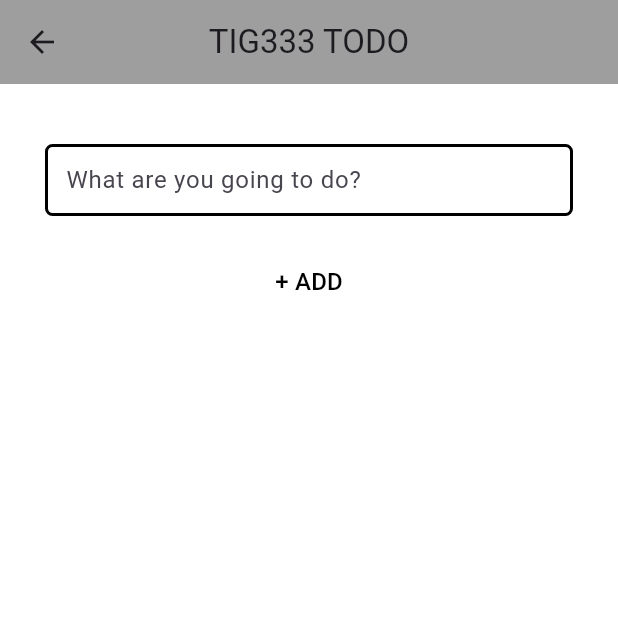
After one commit to gu-tig333-ht24/guszaidah, a Flutter app: the MySecPage screen opened directly, after a tap on "+ ADD", on a phone screen of 412 x 824 dp, the top half of it. The commit adds this screen. Run offline on Flutter 3.47's test engine with Material 3 defaults, Android fonts, the phone set to English and light mode, and no system bars.

Commit message:
Klar med steg 2

```diff
--- a/lib/main.dart
+++ b/lib/main.dart
@@ -1,125 +1,200 @@
 import 'package:flutter/material.dart';
+import 'package:provider/provider.dart';
+
+import 'my_sec_page.dart';
 
 void main() {
-  runApp(const MyApp());
+  runApp(
+    ChangeNotifierProvider(
+      create: (context) => TaskManager(),
+      child: MyApp(),
+    ),
+  );
+}
+
+class Task {
+  String taskName;
+  bool isDone = false;
+
+  Task(this.taskName, this.isDone);
+}
+
+class TaskManager extends ChangeNotifier {
+  List<Task> lstTasks = [];
+
+  // Denna variabel håller koll på vilket filter användaren har valt.
+  String filter = "all";
+
+  void addTask(Task task) {
+    lstTasks.add(task);
+    notifyListeners();
+  }
+
+  void removeTask(Task task) {
+    lstTasks.remove(task);
+    notifyListeners();
+  }
+
+  List<Task> getFilteredTasks() {
+    if (filter == "done") {
+      return lstTasks.where((task) => task.isDone).toList();
+    } else if (filter == "undone") {
+      return lstTasks.where((task) => !task.isDone).toList();
+    }
+    return lstTasks;
+  }
+
+  void setFilter(String newFilter) {
+    filter = newFilter;
+    notifyListeners();
+  }
 }
 
 class MyApp extends StatelessWidget {
   const MyApp({super.key});
-
-  // This widget is the root of your application.
   @override
   Widget build(BuildContext context) {
     return MaterialApp(
-      title: 'Flutter Demo',
+      title: "Flutter To Do List",
       theme: ThemeData(
-        // This is the theme of your application.
-        //
-        // TRY THIS: Try running your application with "flutter run". You'll see
-        // the application has a purple toolbar. Then, without quitting the app,
-        // try changing the seedColor in the colorScheme below to Colors.green
-        // and then invoke "hot reload" (save your changes or press the "hot
-        // reload" button in a Flutter-supported IDE, or press "r" if you used
-        // the command line to start the app).
-        //
-        // Notice that the counter didn't reset back to zero; the application
-        // state is not lost during the reload. To reset the state, use hot
-        // restart instead.
-        //
-        // This works for code too, not just values: Most code changes can be
-        // tested with just a hot reload.
-        colorScheme: ColorScheme.fromSeed(seedColor: Colors.deepPurple),
-        useMaterial3: true,
+        scaffoldBackgroundColor: Colors.white,
       ),
-      home: const MyHomePage(title: 'Flutter Demo Home Page'),
+      home: const MyHomePage(),
     );
   }
 }
 
-class MyHomePage extends StatefulWidget {
-  const MyHomePage({super.key, required this.title});
-
-  // This widget is the home page of your application. It is stateful, meaning
-  // that it has a State object (defined below) that contains fields that affect
-  // how it looks.
-
-  // This class is the configuration for the state. It holds the values (in this
-  // case the title) provided by the parent (in this case the App widget) and
-  // used by the build method of the State. Fields in a Widget subclass are
-  // always marked "final".
-
-  final String title;
-
-  @override
-  State<MyHomePage> createState() => _MyHomePageState();
-}
-
-class _MyHomePageState extends State<MyHomePage> {
-  int _counter = 0;
-
-  void _incrementCounter() {
-    setState(() {
-      // This call to setState tells the Flutter framework that something has
-      // changed in this State, which causes it to rerun the build method below
-      // so that the display can reflect the updated values. If we changed
-      // _counter without calling setState(), then the build method would not be
-      // called again, and so nothing would appear to happen.
-      _counter++;
-    });
-  }
+class MyHomePage extends StatelessWidget {
+  const MyHomePage({super.key});
 
   @override
   Widget build(BuildContext context) {
-    // This method is rerun every time setState is called, for instance as done
-    // by the _incrementCounter method above.
-    //
-    // The Flutter framework has been optimized to make rerunning build methods
-    // fast, so that you can just rebuild anything that needs updating rather
-    // than having to individually change instances of widgets.
+    // När du använder context.watch<TaskManager>(), lyssnar widgeten (MyHomePage
+    // i det här fallet) på förändringar i TaskManager. Om någon av metoderna i
+    // TaskManager kallar på notifyListeners(), kommer widgeten att byggas om
+    // (uppdateras) automatiskt.
+
+    // Vad menas med förädnringar i det här sammanhanget ? Det som menas är att
+    // varje gång vi lägger/tar bort en item från listan så beräknas det som förändring
+    // eftersom i addTask/RemoveTask metoderna har jag lagt notifyListeners().
+    final taskManager = context.watch<TaskManager>();
+    var filteredTasks = taskManager.getFilteredTasks();
+
     return Scaffold(
       appBar: AppBar(
-        // TRY THIS: Try changing the color here to a specific color (to
-        // Colors.amber, perhaps?) and trigger a hot reload to see the AppBar
-        // change color while the other colors stay the same.
-        backgroundColor: Theme.of(context).colorScheme.inversePrimary,
-        // Here we take the value from the MyHomePage object that was created by
-        // the App.build method, and use it to set our appbar title.
-        title: Text(widget.title),
+        title: const Text("TIG333 TODO"),
+        centerTitle: true,
+        backgroundColor: Colors.grey,
+        actions: [
+          PopupMenuButton<String>(
+            icon: Icon(Icons.more_vert),
+            itemBuilder: (BuildContext context) {
+              return [
+                const PopupMenuItem<String>(
+                  value: "all",
+                  child: Text("all", style: TextStyle(fontSize: 14)),
+                ),
+                const PopupMenuItem<String>(
+                  value: "done",
+                  child: Text("done", style: TextStyle(fontSize: 14)),
+                ),
+                const PopupMenuItem<String>(
+                  value: "undone",
+                  child: Text("undone", style: TextStyle(fontSize: 14)),
+                ),
+              ];
+            },
+            onSelected: (String value) {
+              final taskManager = context.read<TaskManager>();
+              taskManager.setFilter(value);
+            },
+            padding: EdgeInsets.zero,
+            offset: Offset(0, 40),
+          ),
+        ], // actions
       ),
-      body: Center(
-        // Center is a layout widget. It takes a single child and positions it
-        // in the middle of the parent.
-        child: Column(
-          // Column is also a layout widget. It takes a list of children and
-          // arranges them vertically. By default, it sizes itself to fit its
-          // children horizontally, and tries to be as tall as its parent.
-          //
-          // Column has various properties to control how it sizes itself and
-          // how it positions its children. Here we use mainAxisAlignment to
-          // center the children vertically; the main axis here is the vertical
-          // axis because Columns are vertical (the cross axis would be
-          // horizontal).
-          //
-          // TRY THIS: Invoke "debug painting" (choose the "Toggle Debug Paint"
-          // action in the IDE, or press "p" in the console), to see the
-          // wireframe for each widget.
-          mainAxisAlignment: MainAxisAlignment.center,
-          children: <Widget>[
-            const Text(
-              'You have pushed the button this many times:',
-            ),
-            Text(
-              '$_counter',
-              style: Theme.of(context).textTheme.headlineMedium,
-            ),
-          ],
+      body: ListView.separated(
+        itemBuilder: (context, index) => taskRow(context, filteredTasks[index]),
+        itemCount: filteredTasks.length,
+        separatorBuilder: (context, index) => const Divider(
+          color: Colors.grey,
+          thickness: 1,
+          height: 1,
         ),
       ),
-      floatingActionButton: FloatingActionButton(
-        onPressed: _incrementCounter,
-        tooltip: 'Increment',
-        child: const Icon(Icons.add),
-      ), // This trailing comma makes auto-formatting nicer for build methods.
+      floatingActionButton: SizedBox(
+        width: 60,
+        height: 60,
+        child: FloatingActionButton(
+          onPressed: () {
+            Navigator.push(
+                context, MaterialPageRoute(builder: (context) => MySecPage()));
+          },
+          backgroundColor: Colors.grey,
+          shape: CircleBorder(),
+          child: const Icon(Icons.add, size: 60, color: Colors.white),
+        ),
+      ),
     );
   }
 }
+
+Widget taskRow(BuildContext context, Task task) {
+  return Padding(
+    padding: const EdgeInsets.only(top: 10, bottom: 10),
+    child: Row(
+      mainAxisAlignment: MainAxisAlignment.start,
+      crossAxisAlignment: CrossAxisAlignment.center,
+      children: [
+        Checkbox(
+          value: task.isDone,
+          onChanged: (bool? value) {
+            if (task.isDone) {
+              task.isDone = false;
+            } else {
+              task.isDone = true;
+            }
+
+            // Jag använder read här eftersom det är en engångsåtgärd när är
+            // användaren markerar eller avmarkerar Checkbox-en.
+
+            //  I det här fallet vill vi inte att själva taskRow-widgeten ska
+            // lyssna på förändringar i TaskManager. Det är MyHomePage som redan
+            // lyssnar på alla förändringar genom att använda watch.
+
+            // Genom att använda read, undviker vi att skapa en onödig lyssnare
+            // inom varje Checkbox.
+            final taskManager = context.read<TaskManager>();
+            // ignore: invalid_use_of_protected_member, invalid_use_of_visible_for_testing_member
+            taskManager.notifyListeners();
+          },
+        ),
+        Expanded(
+          child: Text(
+            task.taskName,
+            style: TextStyle(
+                fontSize: 24,
+                decoration: task.isDone
+                    ? TextDecoration.lineThrough
+                    : TextDecoration.none),
+          ),
+        ),
+        IconButton(
+          icon: const Icon(Icons.close),
+          onPressed: () {
+            // Vi använder context.read<TaskManager>() för att ta bort en uppgift
+            // eftersom detta är en engångsåtgärd. Vi behöver bara anropa metoden
+            // removeTask en gång.
+
+            // Om vi använder context.watch<TaskManager>() i detta sammanhang
+            // skulle vi skapa en lyssnare i varje taskRow, vilket är onödigt
+            // eftersom taskRow inte behöver uppdateras självständigt när listan
+            // i TaskManager ändras. Det är MyHomePage som behöver uppdateras.
+            final taskManager = context.read<TaskManager>();
+            taskManager.removeTask(task);
+          },
+        ),
+      ],
+    ),
+  );
+}
--- /dev/null
+++ b/lib/my_sec_page.dart
@@ -0,0 +1,77 @@
+import 'package:flutter/material.dart';
+import 'package:provider/provider.dart';
+import 'main.dart';
+
+class MySecPage extends StatelessWidget {
+  MySecPage({super.key});
+
+  final TextEditingController _taskController = TextEditingController();
+
+  @override
+  Widget build(BuildContext context) {
+    return Scaffold(
+      appBar: AppBar(
+        title: const Text("TIG333 TODO"),
+        centerTitle: true,
+        backgroundColor: Colors.grey,
+        leading: IconButton(
+          icon: Icon(Icons.arrow_back),
+          onPressed: () {
+            Navigator.pop(context);
+          },
+        ),
+      ),
+      body: Padding(
+        padding: EdgeInsets.only(top: 40, right: 30, left: 30, bottom: 40),
+        child: Column(
+          mainAxisAlignment: MainAxisAlignment.start,
+          crossAxisAlignment: CrossAxisAlignment.center,
+          children: [
+            TextField(
+              controller: _taskController, // Kopplar controllern till TextField
+              decoration: InputDecoration(
+                labelText: "What are you going to do?",
+                enabledBorder: OutlineInputBorder(
+                  borderSide: const BorderSide(color: Colors.black, width: 2),
+                  borderRadius: BorderRadius.circular(5),
+                ),
+                focusedBorder: OutlineInputBorder(
+                  borderSide: const BorderSide(color: Colors.black, width: 2),
+                  borderRadius: BorderRadius.circular(5),
+                ),
+                contentPadding:
+                    const EdgeInsets.symmetric(vertical: 10, horizontal: 10),
+              ),
+            ),
+            const SizedBox(height: 20),
+            TextButton.icon(
+              onPressed: () {
+                // När jag använder readså säger jag till Provider att jag
+                // inte är intresserad av att lyssna på förändringar i TaskManager.
+                // Det betyder att MySecPage inte kommer att uppdateras om något
+                // i TaskManager ändras.
+
+                // jag använder read för att komma åt TaskManager-instansen och
+                // lägga till en uppgift (addTask). Detta är en engångsåtgärd.
+                // När jag trycker på "+ ADD"-knappen läggs en ny uppgift till,
+                // men själva skärmen (MySecPage) behöver inte uppdateras, vilket
+                // är varför jag använder read.
+                final taskManager = context.read<TaskManager>();
+                String taskName = _taskController.text;
+                taskManager.addTask(Task(taskName, false));
+                _taskController.clear();
+              },
+              label: Text(
+                "+ ADD",
+                style: TextStyle(
+                  color: Colors.black,
+                  fontSize: 16,
+                ),
+              ),
+            ),
+          ],
+        ),
+      ),
+    );
+  }
+}
--- a/pubspec.yaml
+++ b/pubspec.yaml
@@ -35,6 +35,8 @@ dependencies:
   # The following adds the Cupertino Icons font to your application.
   # Use with the CupertinoIcons class for iOS style icons.
   cupertino_icons: ^1.0.8
+
+  provider: any
 
 dev_dependencies:
   flutter_test:
```
Also changed, not shown: pubspec.lock.
